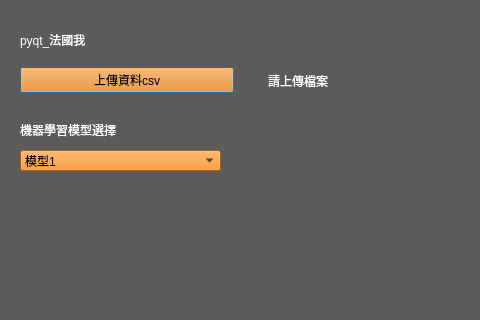
Old version of the form QT/DataFlux2.ui in the repository lisheng-yao/spyder_workspace_W; both pictures show x 0 to 480 and y 0 to 320 of the 938 by 551 pixel window.
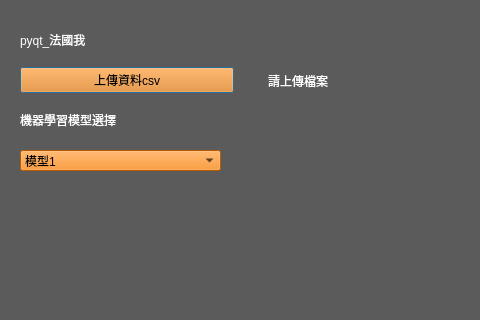
New version of the form.

```diff
--- a/QT/DataFlux2.ui
+++ b/QT/DataFlux2.ui
@@ -14,9 +14,21 @@
    <string>Dialog</string>
   </property>
   <property name="styleSheet">
-   <string notr="true">#Dialog
+   <string notr="true">QDialog
 {
 background-color: #5B5B5B;
+}
+
+QLabel
+{
+color: white;
+}
+
+QPushButton , QComboBox
+{
+
+background-color:  #FF8000;
+
 }</string>
   </property>
   <property name="sizeGripEnabled">
@@ -117,13 +129,13 @@
    <property name="geometry">
     <rect>
      <x>20</x>
-     <y>110</y>
+     <y>100</y>
      <width>96</width>
      <height>39</height>
     </rect>
    </property>
    <property name="styleSheet">
-    <string notr="true">color:white;</string>
+    <string notr="true"/>
    </property>
    <property name="text">
     <string>機器學習模型選擇</string>
```
Left out of the diff: 28 changed lines with no effect on the pictures.
